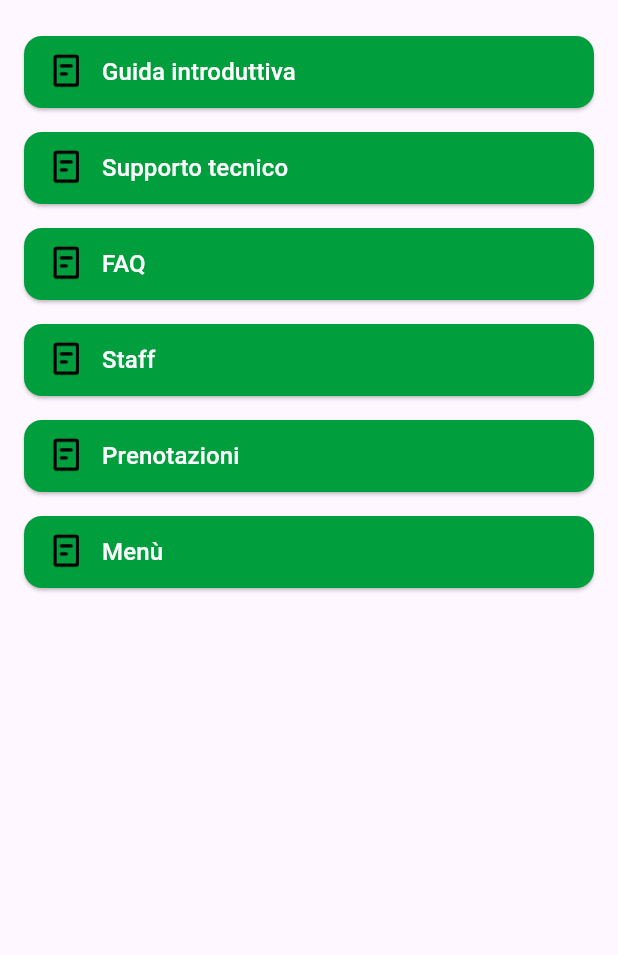
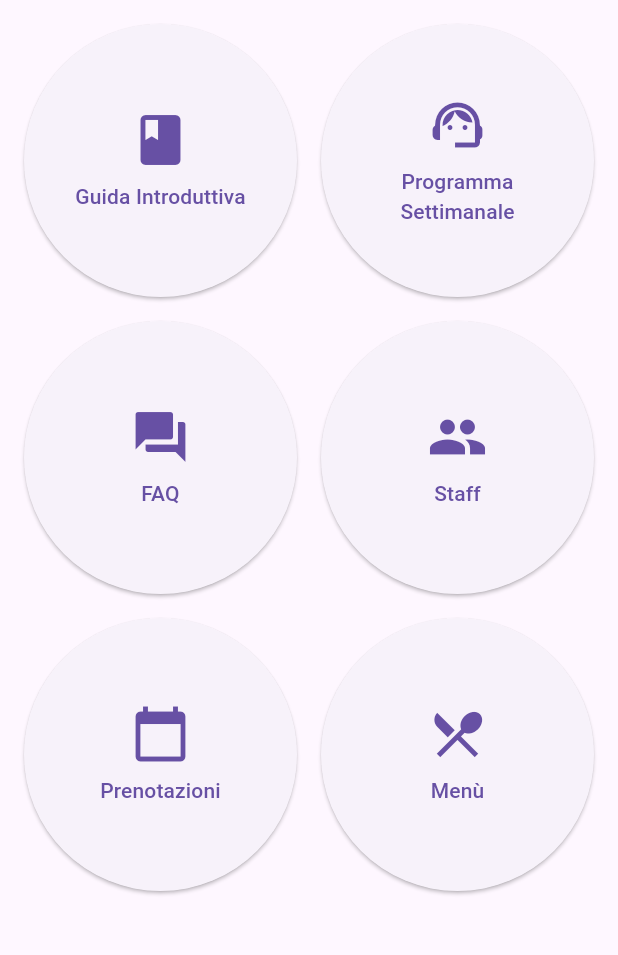
Before and after one commit to Sguercio1429/Fondazione_Casa_OZ_Esame_Its, a Flutter app: the ResourcesScreen screen opened directly, after a tap on "Prenotazioni", on a phone screen of 412 x 824 dp, the part 84-1039 px from its top. Run offline on Flutter 3.47's test engine with Material 3 defaults, Android fonts, the light colour scheme and no system bars.

Commit message:
updated: custom button into resources screen to display documents from google drive

```diff
--- a/lib/screens/resources_screen.dart
+++ b/lib/screens/resources_screen.dart
@@ -1,41 +1,109 @@
 import 'package:flutter/material.dart';
-import '../widget/custom_button.dart';
+import 'package:url_launcher/url_launcher.dart';
 import '../widget/custom_top_bar.dart';
 
 class ResourcesScreen extends StatelessWidget {
   const ResourcesScreen({super.key});
 
+  void _openUrl(String url) async {
+    final Uri uri = Uri.parse(url);
+    if (await canLaunchUrl(uri)) {
+      await launchUrl(uri, mode: LaunchMode.externalApplication);
+    } else {
+      debugPrint('Impossibile aprire il link: \$url');
+    }
+  }
+
   @override
   Widget build(BuildContext context) {
-    final List<String> buttonLabels = [
-      'Guida introduttiva',
-      'Supporto tecnico',
-      'FAQ',
-      'Staff',
-      'Prenotazioni',
-      'Menù',
-    ];
-
-    final List<String> iconPaths =
-    List.generate(6, (_) => 'assets/icons/resources.png');
-
     return Scaffold(
       appBar: CustomTopBar(),
       body: Padding(
         padding: const EdgeInsets.all(16.0),
-        child: Column(
-          children: List.generate(6, (index) {
-            return Padding(
-              padding: const EdgeInsets.symmetric(vertical: 8.0),
-              child: CustomButton(
-                text: buttonLabels[index],
-                imagePath: iconPaths[index],
-                onPressed: () {
-                  print('Hai premuto: ${buttonLabels[index]}');
-                },
+        child: GridView.count(
+          crossAxisCount: 2,
+          mainAxisSpacing: 16,
+          crossAxisSpacing: 16,
+          children: [
+            ElevatedButton(
+              onPressed: () {
+                _openUrl('https://docs.google.com/document/d/10xFoRI0zpqXBMhLK_Ots1rhlN1szigIL/edit?usp=drive_link');
+              },
+              child: const Column(
+                mainAxisAlignment: MainAxisAlignment.center,
+                children: [
+                  Icon(Icons.book, size: 40),
+                  SizedBox(height: 8),
+                  Text('Guida Introduttiva', textAlign: TextAlign.center),
+                ],
               ),
-            );
-          }),
+            ),
+            ElevatedButton(
+              onPressed: () {
+                _openUrl('https://drive.google.com/file/d/1-wvzY98gRuACywvks04reRGoEAnZ9Q-6/view?usp=drive_link');
+              },
+              child: const Column(
+                mainAxisAlignment: MainAxisAlignment.center,
+                children: [
+                  Icon(Icons.support_agent, size: 40),
+                  SizedBox(height: 8),
+                  Text('Programma Settimanale', textAlign: TextAlign.center),
+                ],
+              ),
+            ),
+            ElevatedButton(
+              onPressed: () {
+                // No URL defined for FAQ
+              },
+              child: const Column(
+                mainAxisAlignment: MainAxisAlignment.center,
+                children: [
+                  Icon(Icons.question_answer, size: 40),
+                  SizedBox(height: 8),
+                  Text('FAQ', textAlign: TextAlign.center),
+                ],
+              ),
+            ),
+            ElevatedButton(
+              onPressed: () {
+                // No URL defined for Staff
+              },
+              child: const Column(
+                mainAxisAlignment: MainAxisAlignment.center,
+                children: [
+                  Icon(Icons.group, size: 40),
+                  SizedBox(height: 8),
+                  Text('Staff', textAlign: TextAlign.center),
+                ],
+              ),
+            ),
+            ElevatedButton(
+              onPressed: () {
+                _openUrl('https://docs.google.com/spreadsheets/d/1esHkdR5JzPbKYxjnnFfrwXLB_nK5-ecr/edit?usp=drive_link');
+              },
+              child: const Column(
+                mainAxisAlignment: MainAxisAlignment.center,
+                children: [
+                  Icon(Icons.calendar_today, size: 40),
+                  SizedBox(height: 8),
+                  Text('Prenotazioni', textAlign: TextAlign.center),
+                ],
+              ),
+            ),
+            ElevatedButton(
+              onPressed: () {
+                _openUrl('https://docs.google.com/spreadsheets/d/19XUdJQiiEemIeDFCgc2PGbHQsQZCwn31/edit?usp=drive_link');
+              },
+              child: const Column(
+                mainAxisAlignment: MainAxisAlignment.center,
+                children: [
+                  Icon(Icons.restaurant_menu, size: 40),
+                  SizedBox(height: 8),
+                  Text('Menù', textAlign: TextAlign.center),
+                ],
+              ),
+            ),
+          ],
         ),
       ),
     );
--- a/lib/widget/custom_button.dart
+++ b/lib/widget/custom_button.dart
@@ -16,20 +16,27 @@ class CustomButton extends StatelessWidget {
   Widget build(BuildContext context) {
     return ElevatedButton(
       style: ElevatedButton.styleFrom(
-        backgroundColor: const Color(0xFF009E3D),
-        padding: const EdgeInsets.symmetric(vertical: 12, horizontal: 16),
-        shape: RoundedRectangleBorder(borderRadius: BorderRadius.circular(12)),
+        backgroundColor: const Color(0xFFE0F2E9),
+        foregroundColor: Colors.black,
+        shape: RoundedRectangleBorder(
+          borderRadius: BorderRadius.circular(12),
+        ),
+        padding: const EdgeInsets.all(8),
       ),
       onPressed: onPressed,
-      child: Row(
+      child: Column(
+        mainAxisAlignment: MainAxisAlignment.center,
         children: [
-          Image.asset(imagePath, width: 24, height: 24),
-          const SizedBox(width: 12),
-          Expanded(
-            child: Text(
-              text,
-              style: const TextStyle(color: Colors.white, fontSize: 16),
-            ),
+          Image.asset(
+            imagePath,
+            width: 40,
+            height: 40,
+          ),
+          const SizedBox(height: 8),
+          Text(
+            text,
+            textAlign: TextAlign.center,
+            style: const TextStyle(fontSize: 14, fontWeight: FontWeight.w600),
           ),
         ],
       ),
--- a/lib/widget/custom_top_bar.dart
+++ b/lib/widget/custom_top_bar.dart
@@ -30,6 +30,7 @@ class CustomTopBar extends StatelessWidget implements PreferredSizeWidget {
             ),
           )
               : const SizedBox(width: 24),
+
           Image.asset(
             'assets/icons/logo.png',
             width: 40,
@@ -37,12 +38,20 @@ class CustomTopBar extends StatelessWidget implements PreferredSizeWidget {
             color: Colors.white,
           ),
           showActions
-              ? GestureDetector(
-            onTap: onNotification,
-            child: Image.asset(
-              'assets/icons/notification.png',
-              width: 24,
-              height: 24,
+              ? Builder(
+            builder: (context) => GestureDetector(
+              onTap: () {
+                if (onNotification != null) {
+                  onNotification!();
+                } else {
+                  Scaffold.of(context).openEndDrawer();
+                }
+              },
+              child: Image.asset(
+                'assets/icons/notification.png',
+                width: 24,
+                height: 24,
+              ),
             ),
           )
               : const SizedBox(width: 24),
--- a/pubspec.yaml
+++ b/pubspec.yaml
@@ -34,6 +34,7 @@ dependencies:
   cupertino_icons: ^1.0.8
   google_sign_in: ^6.1.5
   provider: ^6.1.1
+  url_launcher: ^6.2.6
 
 dev_dependencies:
   flutter_test:
```
Also changed, not shown: lib/screens/home_screen.dart (+77 -6 lines), pubspec.lock, 7 other files.
